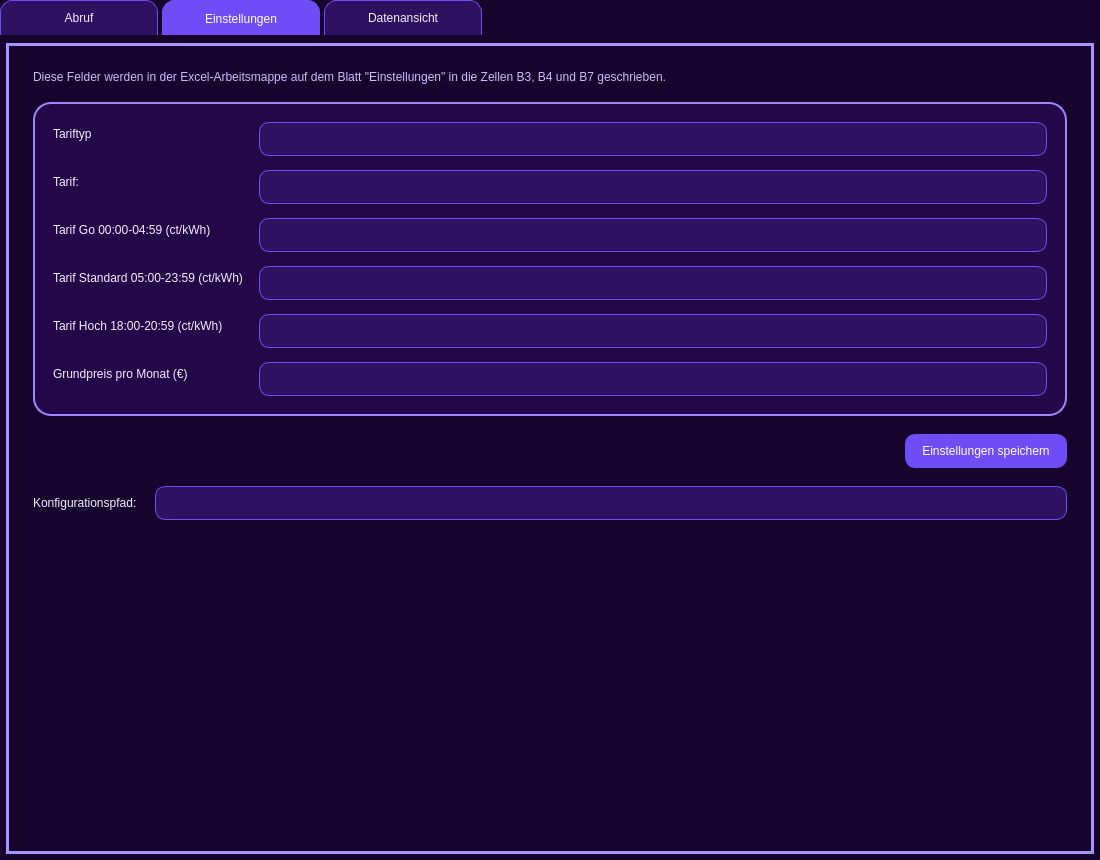
First picture: the form in octopusdetool/octopusdetool_gui.ui, repository bkerler/octopusdetool, before the edit.
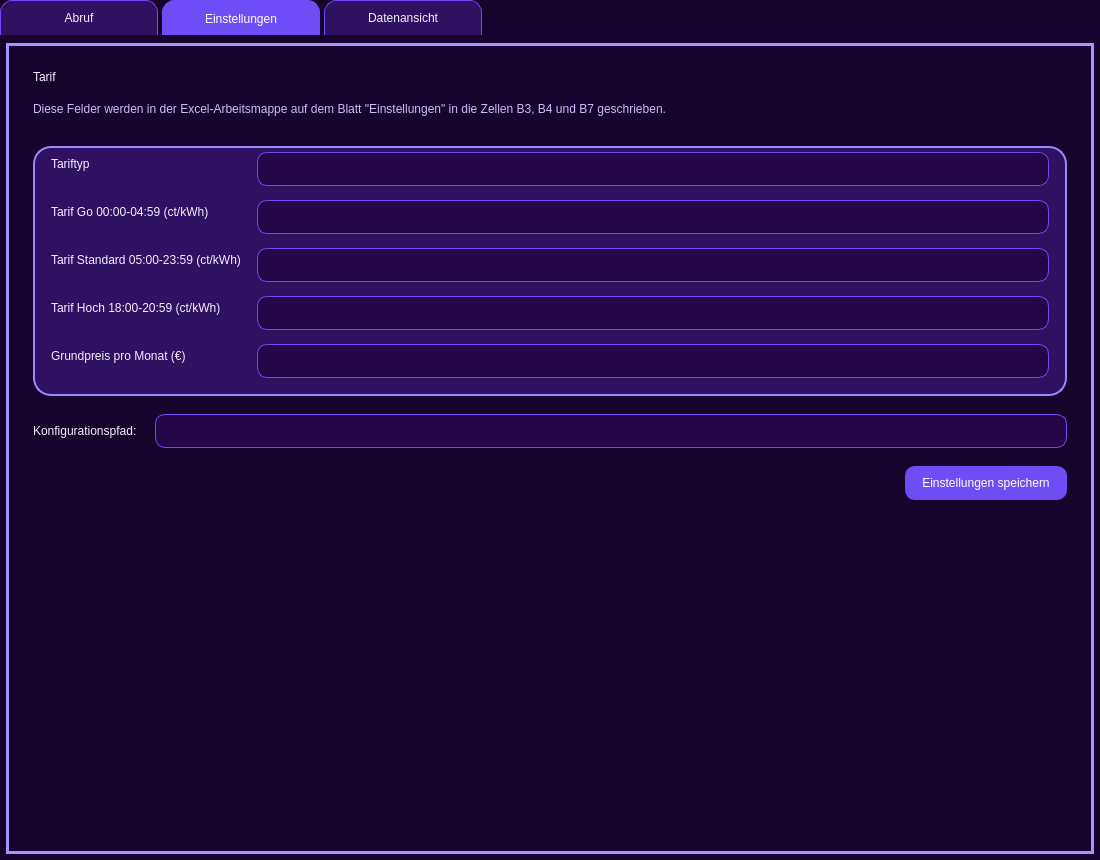
Second picture: the form after the edit. The open tabs and pages were chosen to show the change.

What changed in the file:
```diff
--- a/octopusdetool/octopusdetool_gui.ui
+++ b/octopusdetool/octopusdetool_gui.ui
@@ -56,8 +56,10 @@
 
 QFrame#heroFrame,
 QFrame#statusFrame,
-QGroupBox,
-QFrame#tariffFrame,
+QGroupBox#accountGroupBox,
+QGroupBox#outputGroupBox,
+QGroupBox#dateGroupBox,
+QWidget#tariffFrame,
 QFrame#analysisControlsFrame,
 QFrame#analysisSummaryFrame,
 QFrame#analysisTableFrame,
@@ -98,18 +100,16 @@
     padding: 6px;
 }
 
-QGroupBox {
+QFrame#statusFrame {
+    background-color: #2e1160;
+}
+
+QGroupBox#accountGroupBox,
+QGroupBox#dateGroupBox,
+QGroupBox#outputGroupBox,
+QWidget#tariffFrame {
     margin-top: 12px;
-    padding: 14px;
-}
-
-QGroupBox::title {
-    subcontrol-origin: margin;
-    left: 12px;
-    padding: 0 6px;
-    color: #f4eeff;
-    background-color: #240748;
-    font: 600 10pt &quot;Segoe UI&quot;;
+    background-color: #2e1160;
 }
 
 QLabel {
@@ -117,6 +117,19 @@
     background-color: transparent;
 }
 
+QLabel#emailLabel,
+QLabel#passwordLabel,
+QLabel#fromDateLabel,
+QLabel#toDateLabel {
+    background-color: #2e1160;
+}
+
+QLabel#outputFormatLabel,
+QLabel#outputFileLabel,
+QLabel#outputHintLabel {
+    background-color: transparent;
+}
+
 QLabel#heroTitleLabel {
     font: 300 22pt &quot;Ubuntu Sans&quot;;
     color: #ffffff;
@@ -139,7 +152,7 @@
 
 QLabel#statusTitleLabel,
 QLabel#statusValueLabel {
-    background-color: #240748;
+    background-color: #2e1160;
 }
 
 QLabel#heroSubtitleLabel {
@@ -151,15 +164,21 @@
 QComboBox,
 QDateEdit,
 QAbstractSpinBox {
-    background-color: #2e1160;
+    background-color: #240748;
     border: 1px solid #6f4df6;
     border-radius: 10px;
-    padding: 8px 10px;
+    padding: 8px 34px 8px 10px;
     color: #f4eeff;
     selection-background-color: #6f4df6;
     selection-color: #ffffff;
 }
 
+QDateEdit QLineEdit {
+    background-color: #240748;
+    border: none;
+    padding: 0px;
+}
+
 QLineEdit:focus,
 QComboBox:focus,
 QDateEdit:focus,
@@ -170,8 +189,16 @@
 QComboBox::drop-down,
 QDateEdit::drop-down {
     border: none;
-    width: 26px;
-    background: transparent;
+    width: 28px;
+    background-color: #240748;
+    subcontrol-origin: padding;
+    subcontrol-position: center right;
+    border-top-right-radius: 10px;
+    border-bottom-right-radius: 10px;
+}
+
+QDateEdit::drop-down {
+    padding-right: 2px;
 }
 
 QComboBox::down-arrow,
@@ -287,20 +314,6 @@
     border-color: #5537cf;
 }
 
-QPushButton#fetchDataButton {
-    background-color: #e98bff;
-    border-color: #e98bff;
-    color: #240748;
-    font: 700 10pt &quot;Segoe UI&quot;;
-    min-height: 20px;
-    padding: 11px 18px;
-}
-
-QPushButton#fetchDataButton:hover {
-    background-color: #f2a6ff;
-    border-color: #f2a6ff;
-}
-
 QPushButton#viewCalendarButton {
     min-width: 40px;
     padding: 8px 10px;
@@ -840,6 +853,13 @@
        <property name="spacing">
         <number>18</number>
        </property>
+       <item>
+        <widget class="QLabel" name="tariffTitleLabel">
+         <property name="text">
+          <string>Tarif</string>
+         </property>
+        </widget>
+       </item>
        <item>
         <widget class="QLabel" name="tariffIntroLabel">
          <property name="text">
@@ -851,10 +871,7 @@
         </widget>
        </item>
        <item>
-        <widget class="QFrame" name="tariffFrame">
-         <property name="frameShape">
-          <enum>QFrame::StyledPanel</enum>
-         </property>
+        <widget class="QWidget" name="tariffFrame">
          <layout class="QFormLayout" name="tariffFormLayout">
           <property name="leftMargin">
            <number>18</number>
@@ -885,62 +902,66 @@
            <widget class="QComboBox" name="tariffTypeComboBox"/>
           </item>
           <item row="1" column="0">
-           <widget class="QLabel" name="tariffCodeLabel">
-            <property name="text">
-             <string>Tarif:</string>
-            </property>
-           </widget>
-          </item>
-          <item row="1" column="1">
-           <widget class="QLineEdit" name="tariffCodeLineEdit">
-            <property name="readOnly">
-             <bool>true</bool>
-            </property>
-           </widget>
-          </item>
-          <item row="2" column="0">
            <widget class="QLabel" name="tariffGoLabel">
             <property name="text">
              <string>Tarif Go 00:00-04:59 (ct/kWh)</string>
             </property>
            </widget>
           </item>
-          <item row="2" column="1">
+          <item row="1" column="1">
            <widget class="QLineEdit" name="tariffGoLineEdit"/>
           </item>
-          <item row="3" column="0">
+          <item row="2" column="0">
            <widget class="QLabel" name="tariffStandardLabel">
             <property name="text">
              <string>Tarif Standard 05:00-23:59 (ct/kWh)</string>
             </property>
            </widget>
           </item>
-          <item row="3" column="1">
+          <item row="2" column="1">
            <widget class="QLineEdit" name="tariffStandardLineEdit"/>
           </item>
-          <item row="4" column="0">
+          <item row="3" column="0">
            <widget class="QLabel" name="tariffHighLabel">
             <property name="text">
              <string>Tarif Hoch 18:00-20:59 (ct/kWh)</string>
             </property>
            </widget>
           </item>
-          <item row="4" column="1">
+          <item row="3" column="1">
            <widget class="QLineEdit" name="tariffHighLineEdit"/>
           </item>
-          <item row="5" column="0">
+          <item row="4" column="0">
            <widget class="QLabel" name="basePriceLabel">
             <property name="text">
              <string>Grundpreis pro Monat (€)</string>
             </property>
            </widget>
           </item>
-          <item row="5" column="1">
+          <item row="4" column="1">
            <widget class="QLineEdit" name="basePriceLineEdit"/>
           </item>
          </layout>
         </widget>
        </item>
+       <item>
+        <layout class="QHBoxLayout" name="configPathLayout">
+         <item>
+          <widget class="QLabel" name="configPathLabel">
+           <property name="text">
+            <string>Konfigurationspfad:</string>
+           </property>
+          </widget>
+         </item>
+         <item>
+          <widget class="QLineEdit" name="configPathLineEdit">
+           <property name="readOnly">
+            <bool>true</bool>
+           </property>
+          </widget>
+         </item>
+        </layout>
+       </item>
        <item>
         <layout class="QHBoxLayout" name="tariffButtonRowLayout">
          <item>
@@ -965,24 +986,6 @@
          </item>
         </layout>
        </item>
-       <item>
-        <layout class="QHBoxLayout" name="configPathLayout">
-         <item>
-          <widget class="QLabel" name="configPathLabel">
-           <property name="text">
-            <string>Konfigurationspfad:</string>
-           </property>
-          </widget>
-         </item>
-         <item>
-          <widget class="QLineEdit" name="configPathLineEdit">
-           <property name="readOnly">
-            <bool>true</bool>
-           </property>
-          </widget>
-         </item>
-        </layout>
-       </item>
        <item>
         <spacer name="tariffBottomSpacer">
          <property name="orientation">
```
Left out of the diff: 36 changed lines with no effect on the pictures.
